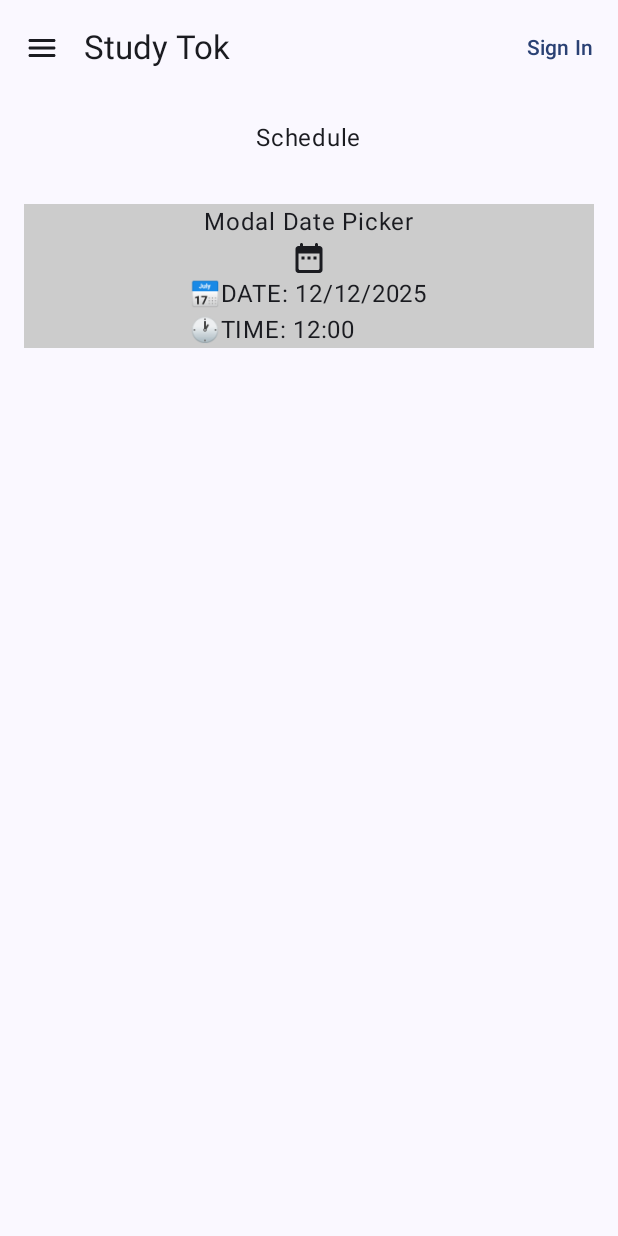
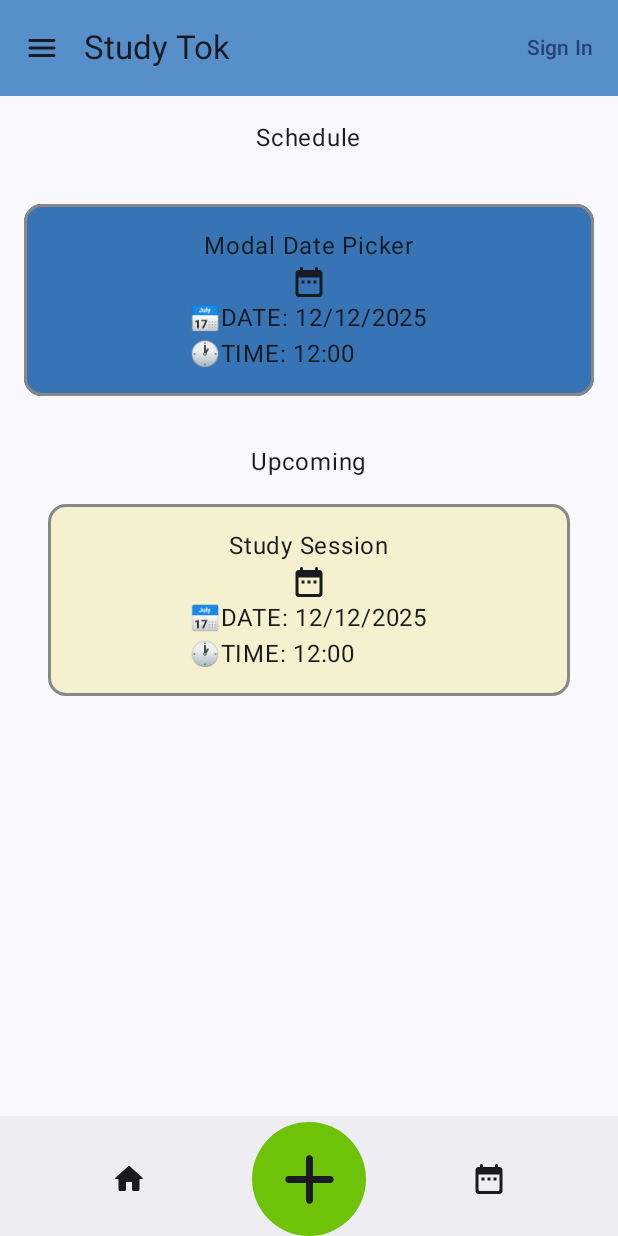
Before and after one commit to Jack-Jesse/mobile-computing-CP3406, an Android app built with Jetpack Compose: the @Preview function MyHomeScreenPreview, on a phone screen of 412 x 824 dp. Run offline under Robolectric (Android 15) with nearby library versions, the phone set to English and light mode, and no system bars.

Commit message:
Complete homepage

```diff
--- a/app/src/main/java/com/example/mystudyapp/MainActivity.kt
+++ b/app/src/main/java/com/example/mystudyapp/MainActivity.kt
@@ -5,20 +5,32 @@ import androidx.compose.material3.Button
 import androidx.activity.ComponentActivity
 import androidx.activity.compose.setContent
 import androidx.activity.enableEdgeToEdge
+import androidx.compose.foundation.BorderStroke
 import androidx.compose.foundation.background
+import androidx.compose.foundation.border
 import androidx.compose.foundation.layout.Arrangement
 import androidx.compose.foundation.layout.Column
+import androidx.compose.foundation.layout.RowScope
 import androidx.compose.foundation.layout.PaddingValues
+import androidx.compose.foundation.layout.aspectRatio
 import androidx.compose.foundation.layout.fillMaxSize
+import androidx.compose.foundation.layout.size
 import androidx.compose.foundation.layout.fillMaxWidth
 import androidx.compose.foundation.layout.padding
 import androidx.compose.material.icons.Icons
+import androidx.compose.material.icons.rounded.Add
+import androidx.compose.material.icons.rounded.DateRange
+import androidx.compose.material.icons.rounded.Home
 import androidx.compose.material.icons.rounded.Menu
-import androidx.compose.material.icons.rounded.DateRange
+import androidx.compose.material3.Card
+import androidx.compose.material3.BottomAppBar
+import androidx.compose.material3.CardDefaults
 import androidx.compose.material3.ExperimentalMaterial3Api
 import androidx.compose.material3.Scaffold
 import androidx.compose.material3.Text
+import androidx.compose.material3.TopAppBarDefaults
 import androidx.compose.material3.TopAppBar
+import androidx.compose.foundation.shape.CircleShape
 import androidx.compose.material3.Icon
 import androidx.compose.material3.IconButton
 import androidx.compose.material3.TextButton
@@ -37,11 +49,6 @@ import androidx.compose.runtime.MutableState
 import androidx.compose.runtime.mutableStateOf
 import androidx.compose.ui.graphics.Color
 
-sealed class Screen(val route: String) {
-    object MainScreen : Screen("main_screen")
-    object SignInScreen : Screen("sign_in_screen")
-    // Add other screens here
-}
 
 
 class MainActivity : ComponentActivity() {
@@ -95,7 +102,10 @@ class MainActivity : ComponentActivity() {
                 TextButton(onClick = { /* ToDo */ }) {
                     Text("Sign In")
                 }
-            }
+            },
+            colors = TopAppBarDefaults.topAppBarColors(
+                containerColor = Color(87, 143, 202)
+            )
         )
     }
 
@@ -112,17 +122,79 @@ class MainActivity : ComponentActivity() {
 
     @Composable
     fun MyModalDatePicker() {
+        Card(
+            modifier = Modifier.padding(16.dp).fillMaxWidth(),
+            border = BorderStroke(2.dp, Color.Gray),
+            colors = CardDefaults.cardColors(Color(54, 116, 181))
+        ) {
+            Column(
+                modifier = Modifier.padding(16.dp).fillMaxWidth(),
+                horizontalAlignment =  Alignment.CenterHorizontally,
+            ) {
+                Text("Modal Date Picker")
+                Icon(
+                    imageVector = Icons.Rounded.DateRange,
+                    contentDescription = "Calender"
+                )
+                Text("📅DATE: 12/12/2025\n🕐TIME: 12:00")
+            }
+        }
+    }
+
+    @Composable
+    fun MyUpcomingSection() {
         Column(
-            modifier = Modifier.padding(16.dp).background(Color.LightGray).fillMaxWidth(),
+            modifier = Modifier.padding(16.dp),
             horizontalAlignment =  Alignment.CenterHorizontally
+        ) {
+            Text("Upcoming")
+            MyUpcomingCard()
+        }
+    }
 
+    @Composable
+    fun MyUpcomingCard() {
+        Card(
+            modifier = Modifier.padding(16.dp).fillMaxWidth(),
+            border = BorderStroke(2.dp, Color.Gray),
+            colors = CardDefaults.cardColors(Color(245, 240, 205))
         ) {
-            Text("Modal Date Picker")
-            Icon(
-                imageVector = Icons.Rounded.DateRange,
-                contentDescription = "Calender"
-            )
-            Text("📅DATE: 12/12/2025\n🕐TIME: 12:00")
+            Column(
+                modifier = Modifier.padding(16.dp).fillMaxWidth(),
+                horizontalAlignment =  Alignment.CenterHorizontally,
+            ) {
+                Text("Study Session")
+                Icon(
+                    imageVector = Icons.Rounded.DateRange,
+                    contentDescription = "Calender"
+                )
+                Text("📅DATE: 12/12/2025\n🕐TIME: 12:00")
+            }
+        }
+    }
+
+    @Composable
+    fun MyBottomAppBar() {
+        BottomAppBar {
+            IconButton(onClick = { /* doSomething() */ }, modifier = Modifier.weight(1f)) {
+                Icon(Icons.Rounded.Home, contentDescription = "Home")
+            }
+            IconButton(
+                onClick = { /* doSomething() */ },
+                modifier = Modifier
+                    .border(BorderStroke(2.dp, Color.Transparent), CircleShape)
+                    .padding(0.dp)
+                    .background(Color(110, 194, 7), CircleShape) // Pink background
+                    .aspectRatio(1f)
+            ) {
+                Icon(Icons.Rounded.Add,
+                    contentDescription = "Add",
+                    modifier = Modifier.size(55.dp)
+                )
+            }
+            IconButton(onClick = { /* doSomething() */ }, modifier = Modifier.weight(1f)) {
+                Icon(Icons.Rounded.DateRange, contentDescription = "Calendar")
+            }
         }
     }
 
@@ -177,16 +249,20 @@ class MainActivity : ComponentActivity() {
 @Composable
 fun MyHomeScreenPreview() {
     MyStudyAppTheme {
-        Scaffold {
+        Scaffold(
+            modifier = Modifier.fillMaxSize(),
+            bottomBar = { MainActivity().MyBottomAppBar() }
+        ) { innerPadding ->
             Column(
                 modifier = Modifier
-                    .padding(it)
+                    .padding(innerPadding)
                     .fillMaxSize(),
 //                verticalArrangement = Arrangement.Center,
                 horizontalAlignment = Alignment.CenterHorizontally
             ) {
                 MainActivity().MyTopAppBar()
                 MainActivity().MyScheduleSection()
+                MainActivity().MyUpcomingSection()
             }
         }
     }
```
